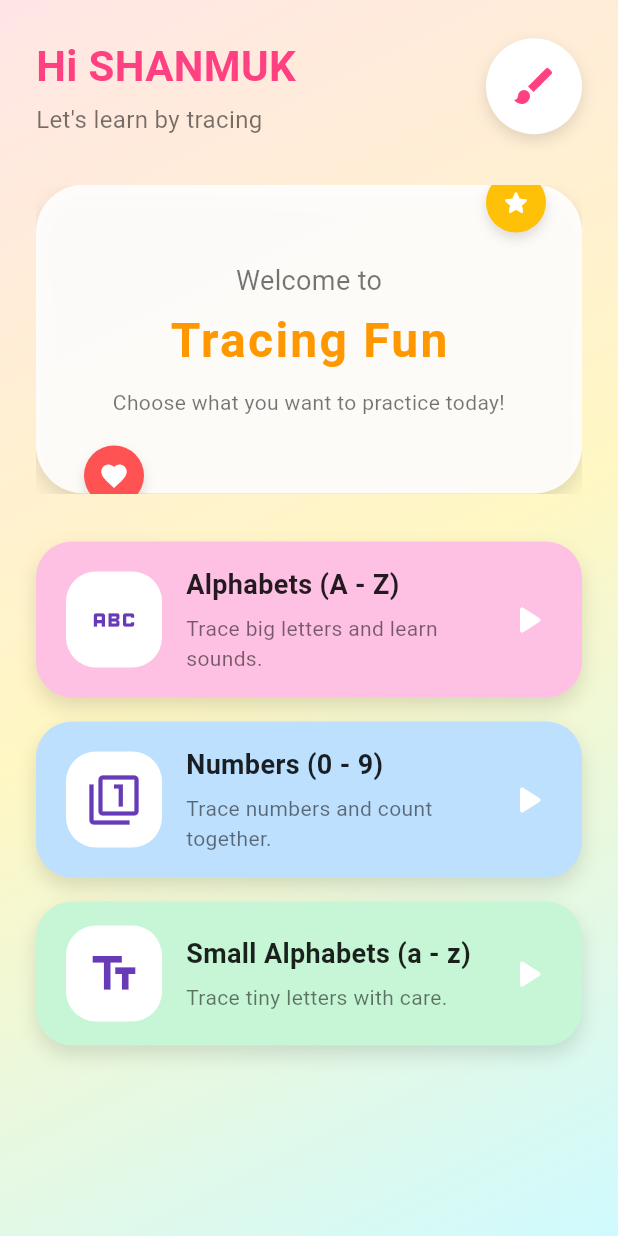
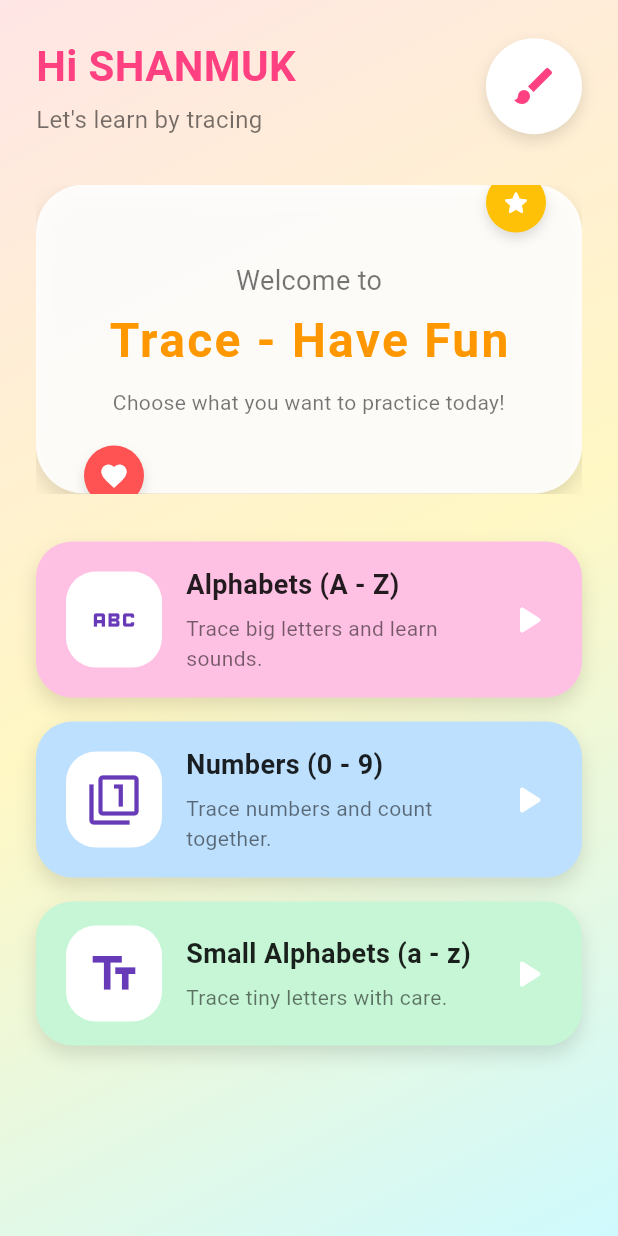
Before and after one commit to Subhashini-Nipuna/kids_app_autocursor, a Flutter app: the screen it shows after launch, on a phone screen of 412 x 824 dp. Run offline on Flutter 3.47's test engine with Material 3 defaults, Android fonts, the phone set to English and light mode, and no system bars; our stand-ins replace audioplayers, confetti, flutter_tts.

Commit message:
Update main.dart

```diff
--- a/lib/main.dart
+++ b/lib/main.dart
@@ -171,7 +171,7 @@ class _GreetingScreenState extends State<GreetingScreen> {
                                   ),
                                   SizedBox(height: 4),
                                   Text(
-                                    'Tracing Fun',
+                                    'Trace - Have Fun',
                                     style: TextStyle(
                                       fontSize: 32,
                                       fontWeight: FontWeight.bold,
```
